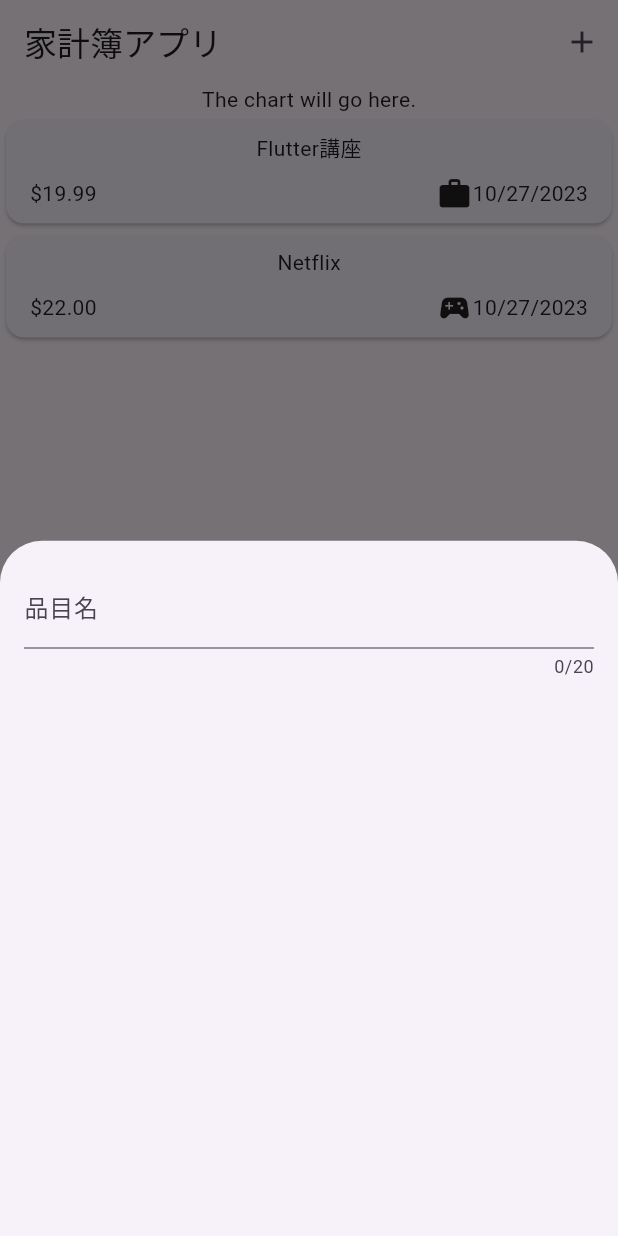
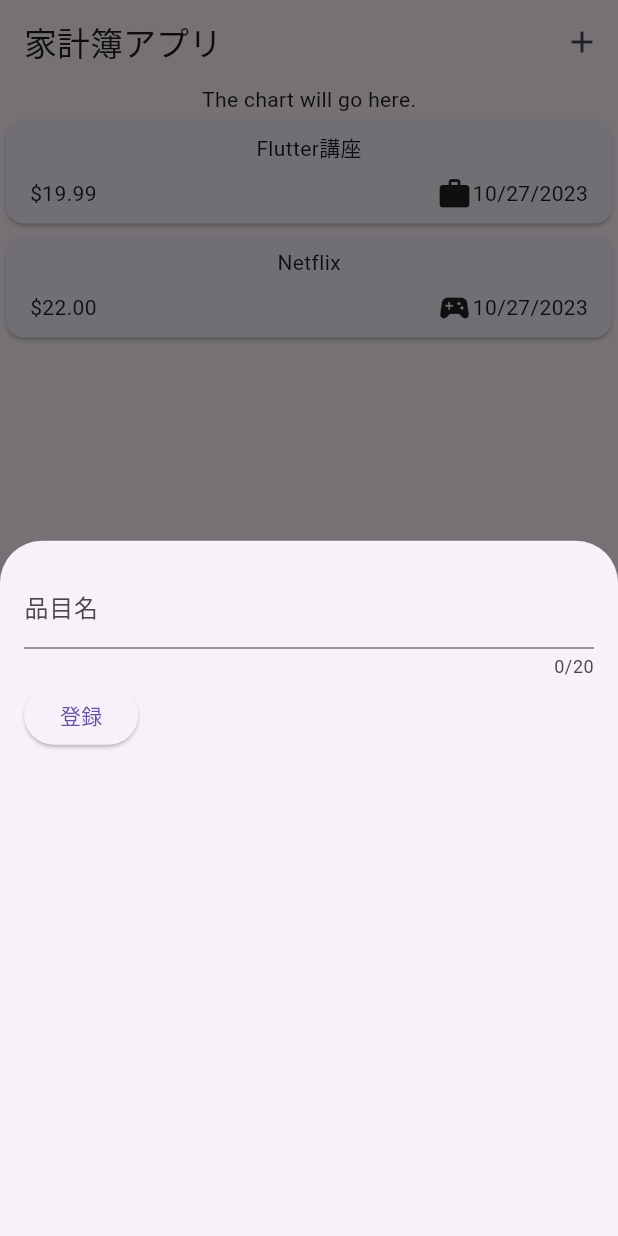
Before and after one commit to yusuke-shiya/expense_tracker, a Flutter app: the screen it shows after launch, after a tap on the "add" icon, on a phone screen of 412 x 824 dp. Run offline on Flutter 3.47's test engine with Material 2 defaults, Android fonts, the phone set to English and light mode, and no system bars.

Commit message:
feat: 品目名の入力値を変数に保存

```diff
--- a/lib/widget/new_expense.dart
+++ b/lib/widget/new_expense.dart
@@ -8,15 +8,32 @@ class NewExpense extends StatefulWidget {
 }
 
 class _NewExpenseState extends State<NewExpense> {
+  String _enteredTitle = '';
+  void _saveChangedTitle(String value) {
+    _enteredTitle = value;
+  }
+
   @override
   Widget build(BuildContext context) {
-    return const Padding(
-      padding: EdgeInsets.all(16),
+    return Padding(
+      padding: const EdgeInsets.all(16),
       child: Column(
         children: [
           TextField(
-            decoration: InputDecoration(labelText: '品目名'),
+            onChanged: _saveChangedTitle,
+            decoration: const InputDecoration(labelText: '品目名'),
             maxLength: 20,
+          ),
+          Row(
+            children: [
+              ElevatedButton(
+                onPressed: () {
+                  print('_enteredTitle');
+                  print(_enteredTitle);
+                },
+                child: const Text('登録'),
+              ),
+            ],
           ),
         ],
       ),
```
